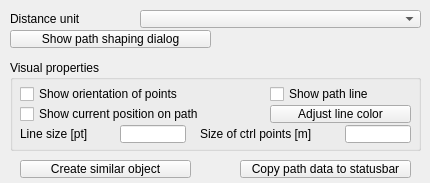
Old version of the form ui/qdlgpaths.ui in the repository CoppeliaRobotics/coppeliaSimLib.
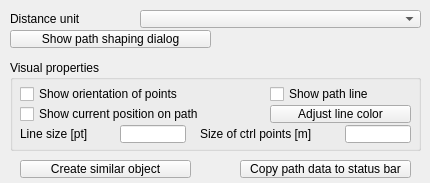
New version of the form.

Commit message: marked files that are deprecated with _old. Partially removed or hid the old path functionality

```diff
--- a/ui/qdlgpaths.ui
+++ b/ui/qdlgpaths.ui
@@ -197,7 +197,7 @@
     <enum>Qt::StrongFocus</enum>
    </property>
    <property name="text">
-    <string>Copy path data to statusbar</string>
+    <string>Copy path data to status bar</string>
    </property>
    <property name="checkable">
     <bool>false</bool>
```
The commit also changes 188 other files.
